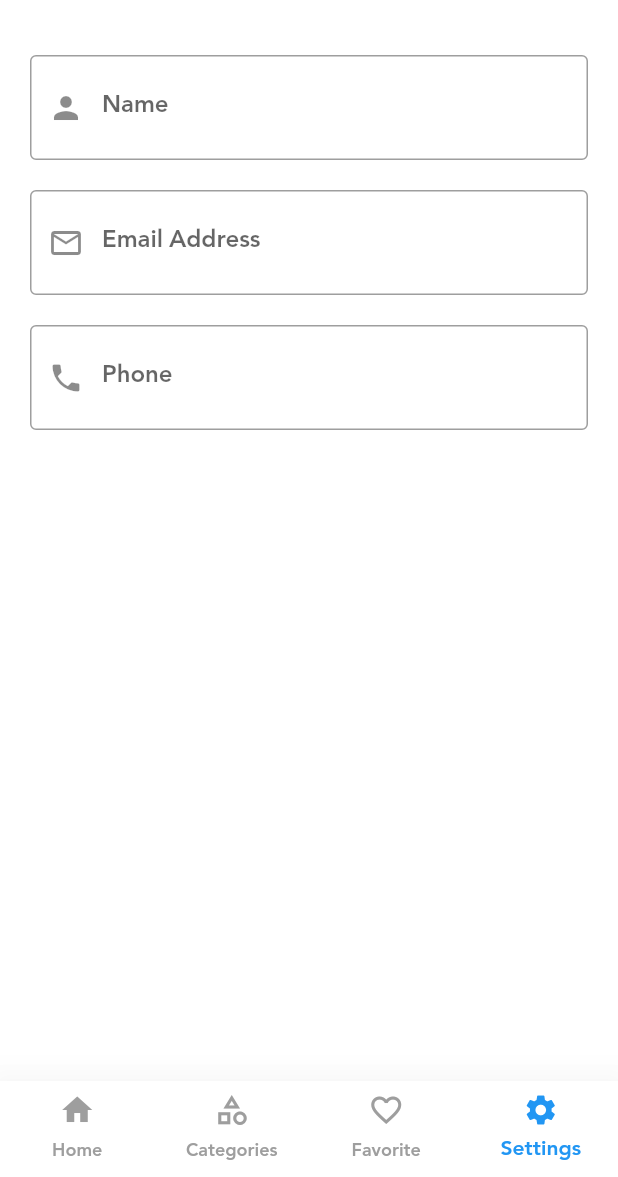
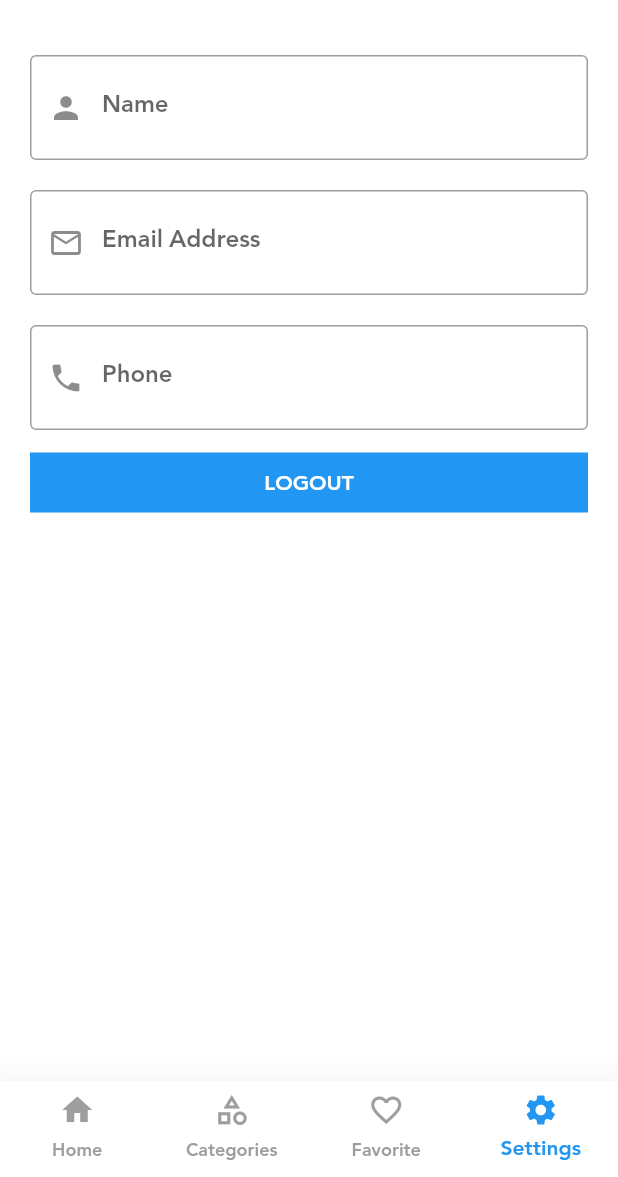
Before and after one commit to MoShehata7920/Shop_app, a Flutter app: the ShopLayout screen opened directly, item 4 of the bottom bar chosen, on a phone screen of 412 x 824 dp, the part 59-1236 px from its top. Run offline on Flutter 3.47's test engine with Material 2 defaults, Android fonts, the phone set to English and light mode, and no system bars; our stand-ins replace bloc, carousel_slider, conditional_builder_null_safety, dio, flutter_bloc, fluttertoast and 4 more; accounts and stored records are empty; network calls fail.

Commit message:
created Logout button in settings screen and solved the problem which maybe will appear bc of token

```diff
--- a/lib/modules/login/login_screen.dart
+++ b/lib/modules/login/login_screen.dart
@@ -9,6 +9,7 @@ import 'package:shop_app/modules/login/cubit/cubit.dart';
 import 'package:shop_app/modules/login/cubit/states.dart';
 import 'package:shop_app/modules/register/register_screen.dart';
 import 'package:shop_app/shared/component/component.dart';
+import 'package:shop_app/shared/component/constant.dart';
 import 'package:shop_app/shared/network/local/cache_helper.dart';
 
 // ignore: must_be_immutable
@@ -40,6 +41,7 @@ class LoginScreen extends StatelessWidget {
                       key: 'token', value: state.loginModel.data!.token!)
                   .then(
                 (value) {
+                  token = state.loginModel.data!.token!;
                   // ignore: prefer_const_constructors
                   navigateAndFInish(context, ShopLayout());
                 },
--- a/lib/modules/settings/settings.dart
+++ b/lib/modules/settings/settings.dart
@@ -7,6 +7,8 @@ import 'package:flutter_bloc/flutter_bloc.dart';
 import 'package:shop_app/layout/cubit/cubit.dart';
 import 'package:shop_app/layout/cubit/states.dart';
 import 'package:shop_app/shared/component/component.dart';
+import 'package:shop_app/shared/component/constant.dart';
+import 'package:shop_app/shared/styles/colors.dart';
 
 class SettingsScreen extends StatelessWidget {
   SettingsScreen({Key? key}) : super(key: key);
@@ -71,6 +73,15 @@ class SettingsScreen extends StatelessWidget {
                     },
                     label: 'Phone',
                     prefix: Icons.phone),
+                const SizedBox(
+                  height: 15,
+                ),
+                defaultButton(
+                    background: defaultColor,
+                    function: () {
+                      signOut(context);
+                    },
+                    text: 'logout')
               ],
             ),
           ),
```
